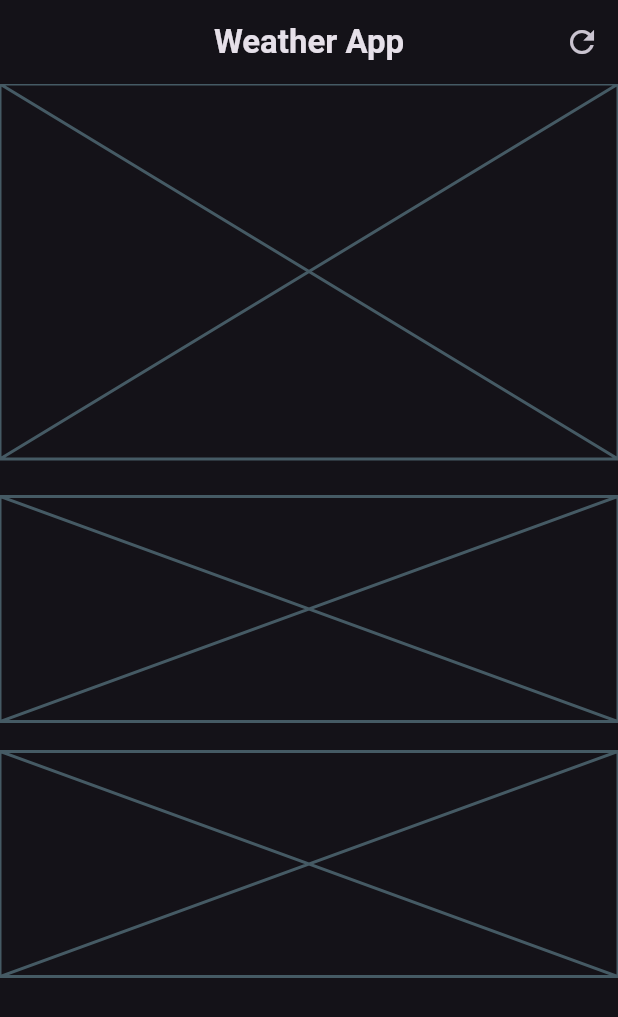
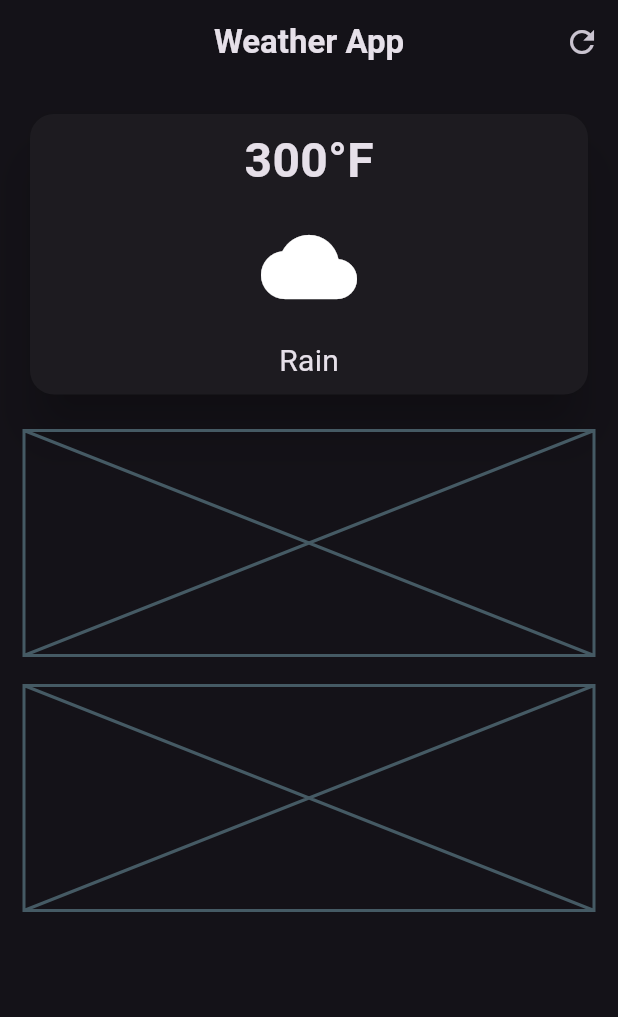
Before and after one commit to hassanbuilds/weather_track, a Flutter app: the screen it shows after launch, on a phone screen of 412 x 824 dp. Shown: the top 1017 px of the screen. Run offline on Flutter 3.47's test engine with Material 3 defaults, Android fonts, the phone set to English and light mode, and no system bars.

Commit message:
card 1 create

```diff
--- a/lib/weather_screen.dart
+++ b/lib/weather_screen.dart
@@ -1,3 +1,4 @@
+import 'dart:ui';
 import 'package:flutter/material.dart';
 
 class WeatherScreeen extends StatelessWidget {
@@ -14,16 +15,50 @@ class WeatherScreeen extends StatelessWidget {
         centerTitle: true,
         actions: [IconButton(onPressed: () {}, icon: Icon(Icons.refresh))],
       ),
-      body: Column(
-        children: [
-          // main card
-          const Placeholder(fallbackHeight: 250),
-          const SizedBox(height: 25),
-          // Weather forecast cards
-          const Placeholder(fallbackHeight: 150),
-          const SizedBox(height: 20),
-          const Placeholder(fallbackHeight: 150),
-        ],
+      body: ClipRRect(
+        borderRadius: BorderRadius.circular(16),
+        child: BackdropFilter(
+          filter: ImageFilter.blur(sigmaX: 10, sigmaY: 10),
+          child: Padding(
+            padding: const EdgeInsets.all(16.0),
+            child: Column(
+              children: [
+                // Main card
+                SizedBox(
+                  width: double.infinity,
+                  child: Card(
+                    elevation: 14,
+                    shape: RoundedRectangleBorder(
+                      borderRadius: BorderRadius.circular(16),
+                    ),
+                    child: Padding(
+                      padding: const EdgeInsets.all(8.0),
+                      child: Column(
+                        children: const [
+                          Text(
+                            '300°F',
+                            style: TextStyle(
+                              fontSize: 32,
+                              fontWeight: FontWeight.bold,
+                            ),
+                          ),
+                          SizedBox(height: 16),
+                          Icon(Icons.cloud, size: 64),
+                          SizedBox(height: 16),
+                          Text('Rain', style: TextStyle(fontSize: 20)),
+                        ],
+                      ),
+                    ),
+                  ),
+                ),
+                SizedBox(height: 20),
+                Placeholder(fallbackHeight: 150),
+                SizedBox(height: 20),
+                Placeholder(fallbackHeight: 150),
+              ],
+            ),
+          ),
+        ),
       ),
     );
   }
```
